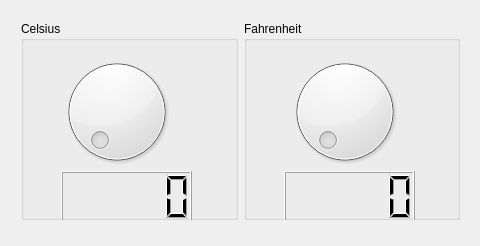
j2deme/POO_Cpp, file Qt/TempConverter/TempConverter/tempconverter.ui: the form before one commit.
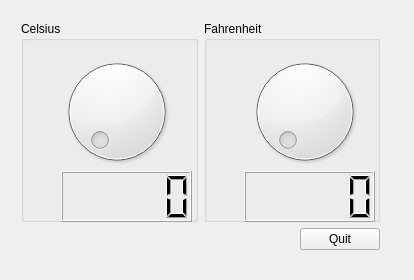
The form after the commit.

The edit to the form file:
```diff
--- a/Qt/TempConverter/TempConverter/tempconverter.ui
+++ b/Qt/TempConverter/TempConverter/tempconverter.ui
@@ -3,14 +3,17 @@
  <class>TempConverter</class>
  <widget class="QWidget" name="TempConverter">
   <property name="windowModality">
-   <enum>Qt::WindowModal</enum>
+   <enum>Qt::NonModal</enum>
+  </property>
+  <property name="enabled">
+   <bool>true</bool>
   </property>
   <property name="geometry">
    <rect>
     <x>0</x>
     <y>0</y>
-    <width>480</width>
-    <height>246</height>
+    <width>414</width>
+    <height>280</height>
    </rect>
   </property>
   <property name="windowTitle">
@@ -21,11 +24,13 @@
     <rect>
      <x>10</x>
      <y>10</y>
-     <width>461</width>
-     <height>221</height>
+     <width>381</width>
+     <height>251</height>
     </rect>
    </property>
-   <layout class="QHBoxLayout" name="horizontalLayout">
+   <layout class="QVBoxLayout" name="verticalLayout">
+    <item>
+     <layout class="QHBoxLayout" name="top">
     <item>
      <layout class="QVBoxLayout" name="left_side">
       <item>
@@ -73,6 +78,15 @@
            <height>121</height>
           </rect>
          </property>
+           <property name="minimum">
+            <number>32</number>
+           </property>
+           <property name="maximum">
+            <number>213</number>
+           </property>
+           <property name="pageStep">
+            <number>5</number>
+           </property>
         </widget>
         <widget class="QLCDNumber" name="lcd_fahrenheit">
          <property name="geometry">
@@ -87,6 +101,27 @@
        </widget>
       </item>
      </layout>
+      </item>
+     </layout>
+    </item>
+    <item>
+     <widget class="QPushButton" name="btnQuit">
+      <property name="sizePolicy">
+       <sizepolicy hsizetype="Maximum" vsizetype="Fixed">
+        <horstretch>0</horstretch>
+        <verstretch>0</verstretch>
+       </sizepolicy>
+      </property>
+      <property name="layoutDirection">
+       <enum>Qt::RightToLeft</enum>
+      </property>
+      <property name="autoFillBackground">
+       <bool>false</bool>
+      </property>
+      <property name="text">
+       <string>Quit</string>
+      </property>
+     </widget>
     </item>
    </layout>
   </widget>
```
Left out of the diff: 14 changed lines with no effect on the pictures. Lines whose indentation alone changed are shown as unchanged.
